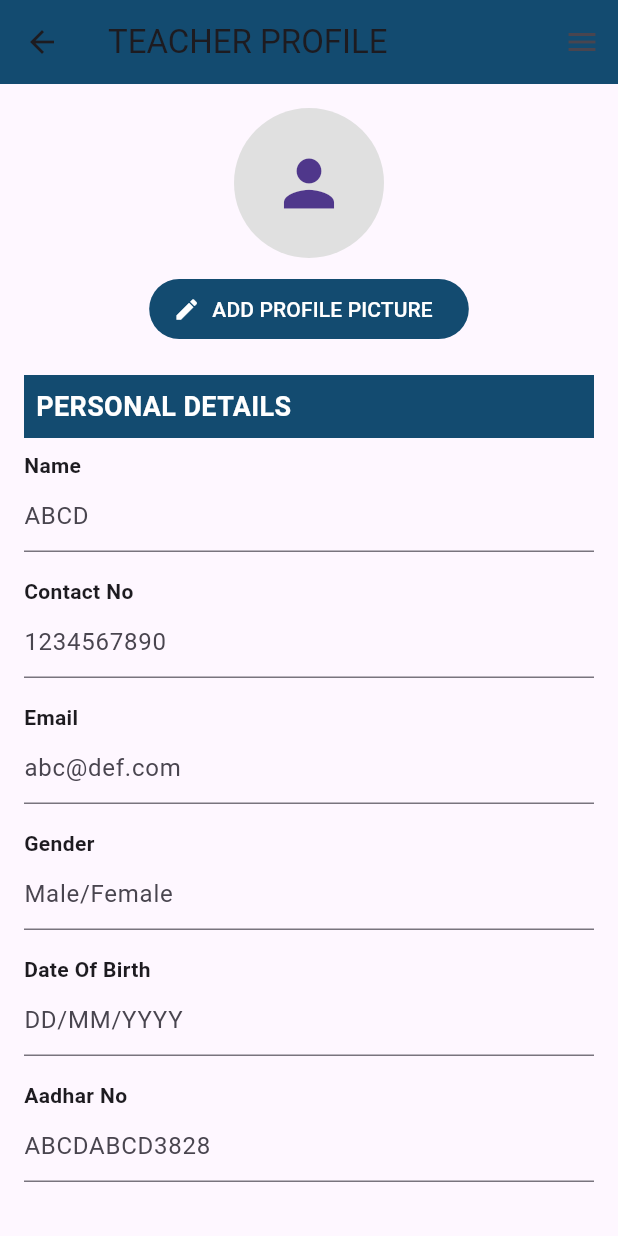
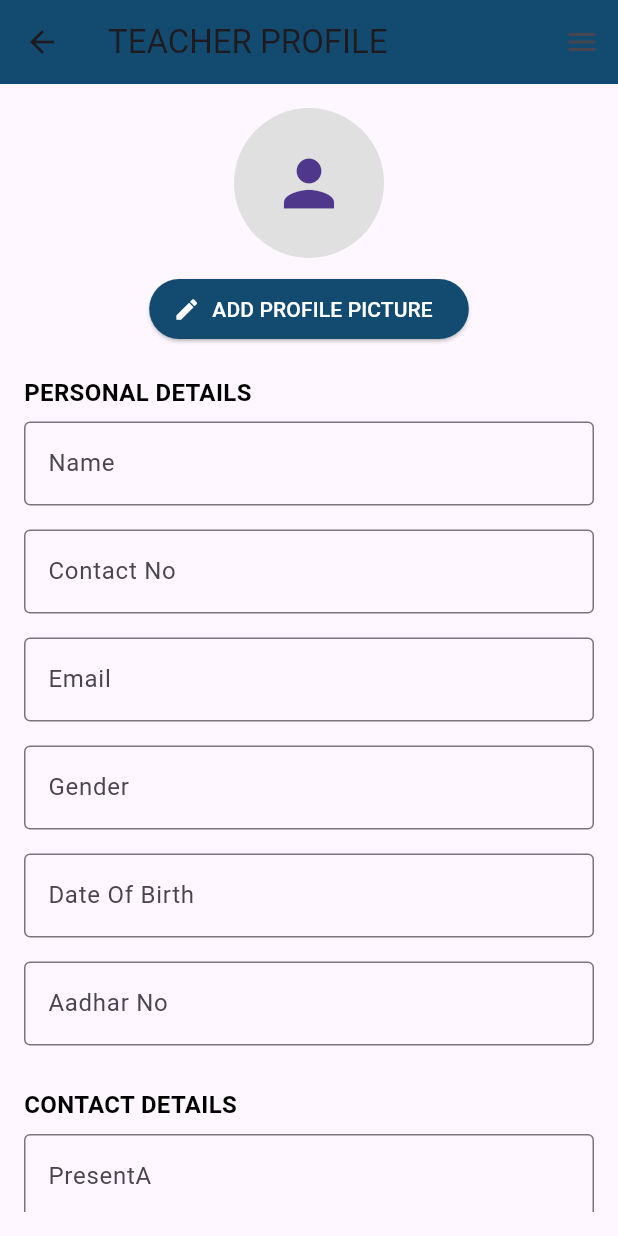
Before and after one commit to Miraliba11Jadeja/FLUTTER-APPLICATION---SCHOOLBRIDGE, a Flutter app: the AddTeacher screen opened directly, on a phone screen of 412 x 824 dp. Run offline on Flutter 3.47's test engine with Material 3 defaults, Android fonts, the phone set to English and light mode, and no system bars; our stand-ins replace cloud_firestore, firebase_auth, firebase_core, firebase_storage, image_picker, multi_select_flutter; accounts and stored records are empty.

Commit message:
Teacher Adding Successfully completed with firebase

```diff
--- a/lib/screen/Admin/AddTeacher.dart
+++ b/lib/screen/Admin/AddTeacher.dart
@@ -1,6 +1,10 @@
 import 'package:flutter/material.dart';
+import 'package:firebase_auth/firebase_auth.dart';
+import 'package:cloud_firestore/cloud_firestore.dart';
+import 'package:firebase_storage/firebase_storage.dart'; // Import Firebase Storage
 import 'package:image_picker/image_picker.dart';
-import 'dart:io'; // For handling file operations
+import 'dart:io';
+import 'package:multi_select_flutter/multi_select_flutter.dart'; // Import multi-select package
 
 class AddTeacher extends StatefulWidget {
   @override
@@ -8,17 +12,129 @@ class AddTeacher extends StatefulWidget {
 }
 
 class _AddTeacherState extends State<AddTeacher> {
-  File? _profileImage; // To store the selected image
+  // Text controllers for form inputs
+  TextEditingController nameController = TextEditingController();
+  TextEditingController contactController = TextEditingController();
+  TextEditingController emailController = TextEditingController();
+  TextEditingController genderController = TextEditingController();
+  TextEditingController dobController = TextEditingController();
+  TextEditingController aadharController = TextEditingController();
+  TextEditingController permanentAController = TextEditingController();
+  TextEditingController presentAController = TextEditingController();
+  TextEditingController cityController = TextEditingController();
+  TextEditingController stateController = TextEditingController();
+  TextEditingController pinCodeController = TextEditingController();
+  TextEditingController countryController = TextEditingController();
+  TextEditingController usernameController = TextEditingController();
+  TextEditingController passwordController = TextEditingController();
 
-  // Function to pick an image
+  // Image selection
+  File? _image;
+  final ImagePicker _picker = ImagePicker();
+
+  // Firebase instances
+  final FirebaseAuth _auth = FirebaseAuth.instance;
+  final FirebaseFirestore _firestore = FirebaseFirestore.instance;
+  final FirebaseStorage _storage = FirebaseStorage.instance; // Firebase Storage instance
+
+  // Variables to hold fetched class and subject data
+  List<String> classes = [];
+  List<String> subjects = [];
+  String? selectedClass;
+  List<String> selectedSubjects = [];
+
+  // Fetch classes and subjects from Firestore
+  @override
+  void initState() {
+    super.initState();
+    fetchClasses();
+    fetchSubjects();
+  }
+
+  Future<void> fetchClasses() async {
+    QuerySnapshot snapshot = await _firestore.collection('Class').get();
+    setState(() {
+      classes = snapshot.docs.map((doc) => doc['Class'] as String).toList();
+    });
+  }
+
+  Future<void> fetchSubjects() async {
+    QuerySnapshot snapshot = await _firestore.collection('Subject').get();
+    setState(() {
+      subjects = snapshot.docs.map((doc) => doc['Name'] as String).toList();
+    });
+  }
+
+  // Function to pick image from gallery
   Future<void> _pickImage() async {
-    final picker = ImagePicker();
-    final pickedFile = await picker.pickImage(source: ImageSource.gallery);
+    final pickedFile = await _picker.pickImage(source: ImageSource.gallery);
+    setState(() {
+      if (pickedFile != null) {
+        _image = File(pickedFile.path);
+      }
+    });
+  }
 
-    if (pickedFile != null) {
-      setState(() {
-        _profileImage = File(pickedFile.path);
+  // Function to handle form submission and Firebase authentication
+  Future<void> _submitForm() async {
+    try {
+      // Step 1: Create the user in Firebase Authentication
+      UserCredential userCredential = await _auth.createUserWithEmailAndPassword(
+        email: emailController.text.trim(),
+        password: passwordController.text.trim(),
+      );
+
+      User? user = userCredential.user;
+      if (user == null) {
+        throw Exception('User creation failed. User is null.');
+      }
+
+      // Step 2: Upload the image if it is selected
+      String? imageUrl;
+      if (_image != null) {
+        imageUrl = await _uploadImage();
+      }
+
+      // Step 3: Store teacher details in Firestore
+      await _firestore.collection('Teacher').doc(user.uid).set({
+        'Name': nameController.text.trim(),
+        'Contact': contactController.text.trim(),
+        'Email': emailController.text.trim(),
+        'Gender': genderController.text.trim(),
+        'Dob': dobController.text.trim(),
+        'Aadhar': aadharController.text.trim(),
+        'PresentA': presentAController.text.trim(),
+        'PermanentA': permanentAController.text.trim(),
+        'City': cityController.text.trim(),
+        'State': stateController.text.trim(),
+        'PinCode': pinCodeController.text.trim(),
+        'Country': countryController.text.trim(),
+        'Class': selectedClass,
+        'Subjects': selectedSubjects,
+        'Username': usernameController.text.trim(),
+        'ProfilePicture': imageUrl,
       });
+
+      ScaffoldMessenger.of(context).showSnackBar(SnackBar(
+        content: Text('Teacher added successfully!'),
+      ));
+    } catch (e) {
+      ScaffoldMessenger.of(context).showSnackBar(SnackBar(
+        content: Text('Error adding teacher: $e'),
+      ));
+    }
+  }
+
+  Future<String?> _uploadImage() async {
+    if (_image == null) return null;
+    try {
+      String fileName = 'profile_pictures/${DateTime.now().millisecondsSinceEpoch}.jpg';
+      UploadTask uploadTask = _storage.ref().child(fileName).putFile(_image!);
+      TaskSnapshot snapshot = await uploadTask;
+      return await snapshot.ref.getDownloadURL();
+    } catch (e) {
+      print('Error uploading image: $e');
+      return null;
     }
   }
 
@@ -29,123 +145,80 @@ class _AddTeacherState extends State<AddTeacher> {
         backgroundColor: Color(0xFF134B70),
         title: Text('TEACHER PROFILE'),
         leading: GestureDetector(
-          onTap: () {
-            Navigator.of(context).pop(); // Go back when back icon is pressed
-          },
+          onTap: () => Navigator.of(context).pop(),
           child: Icon(Icons.arrow_back),
         ),
         actions: [
-          Builder(
-            builder: (context) {
-              return IconButton(
+          IconButton(
             icon: Icon(Icons.menu),
-                onPressed: () {
-                  Scaffold.of(context).openEndDrawer(); // Open endDrawer on menu icon click
-                },
-              );
-            },
+            onPressed: () => Scaffold.of(context).openEndDrawer(),
           ),
         ],
       ),
-      endDrawer: Container(
-        width: MediaQuery.of(context).size.width * 0.6,
-        child: Drawer(
-          child: ListView(
-            padding: EdgeInsets.zero,
-            children: <Widget>[
-              Container(
-                height: 100,
-                child: DrawerHeader(
-                  decoration: BoxDecoration(
-                    color: Color(0xFF134B70),
-                  ),
-                  child: Center(
-                    child: Text(
-                      '',
-                      style: TextStyle(
-                        color: Colors.white,
-                        fontSize: 24,
-                      ),
-                    ),
-                  ),
-                ),
-              ),
-              buildDrawerItem(context, 'assets/teacher.png', 'Teachers'),
-              buildDrawerItem(context, 'assets/add.png', 'Subject'),
-              buildDrawerItem(context, 'assets/timetable.png', 'Schedule'),
-              buildDrawerItem(context, 'assets/chat.png', 'Feedback'),
-              buildDrawerItem(context, 'assets/calendar.png', 'Event'),
-              buildDrawerItem(context, 'assets/loudspeaker.png', 'Announcement'),
-              buildDrawerItem(context, 'assets/holidays.png', 'Holiday'),
-            ],
-          ),
-        ),
-      ),
+      endDrawer: buildDrawer(context),
       body: Padding(
         padding: EdgeInsets.all(16.0),
         child: SingleChildScrollView(
+          child: Column(
+            crossAxisAlignment: CrossAxisAlignment.start,
+            children: [
+              Center(
                 child: Column(
                   children: [
                     CircleAvatar(
                       radius: 50,
                       backgroundColor: Colors.grey[300],
-                backgroundImage: _profileImage != null ? FileImage(_profileImage!) : null,
-                child: _profileImage == null ? Icon(Icons.person, size: 50) : null,
+                      backgroundImage: _image != null ? FileImage(_image!) : null,
+                      child: _image == null ? Icon(Icons.person, size: 50) : null,
                     ),
                     SizedBox(height: 10),
                     ElevatedButton.icon(
-                onPressed: _pickImage, // Call the image picker function
+                      onPressed: _pickImage,
                       icon: Icon(Icons.edit, color: Colors.white),
-                label: Text(
-                  'ADD PROFILE PICTURE',
-                  style: TextStyle(color: Colors.white),
+                      label: Text('ADD PROFILE PICTURE', style: TextStyle(color: Colors.white)),
+                      style: ElevatedButton.styleFrom(backgroundColor: Color(0xFF134B70)),
                     ),
-                style: ElevatedButton.styleFrom(
-                  primary: Color(0xFF134B70),
-                  elevation: 0,
+                  ],
                 ),
               ),
               SizedBox(height: 20),
               buildSectionTitle('PERSONAL DETAILS'),
-              buildDetailRow('Name', 'ABCD'),
-              buildDetailRow('Contact No', '1234567890'),
-              buildDetailRow('Email', 'abc@def.com'),
-              buildDetailRow('Gender', 'Male/Female'),
-              buildDetailRow('Date Of Birth', 'DD/MM/YYYY'),
-              buildDetailRow('Aadhar No', 'ABCDABCD3828'),
+              buildDetailRow('Name', nameController),
+              buildDetailRow('Contact No', contactController),
+              buildDetailRow('Email', emailController),
+              buildDetailRow('Gender', genderController),
+              buildDetailRow('Date Of Birth', dobController),
+              buildDetailRow('Aadhar No', aadharController),
               SizedBox(height: 20),
               buildSectionTitle('CONTACT DETAILS'),
-              buildDetailRow('Permanent Address', 'ABCD, House Name, Landmark'),
-              buildDetailRow('Present Address', 'ABCD, House Name, Landmark'),
-              buildDetailRow('City', 'Rajkot'),
-              buildDetailRow('PinCode', '360020'),
-              buildDetailRow('State', 'Gujarat'),
-              buildDetailRow('Country', 'India'),
+              buildDetailRow('PresentA', presentAController),
+              buildDetailRow('PermanentA', permanentAController),
+              buildDetailRow('City', cityController),
+              buildDetailRow('State', stateController),
+              buildDetailRow('PinCode', pinCodeController),
+              buildDetailRow('Country', countryController),
               SizedBox(height: 20),
               buildSectionTitle('ACADEMIC DETAILS'),
-              buildDetailRow('Class', '2, 3, 4'),
-              buildDetailRow('Subject', 'Hindi'),
-              buildDetailRow('Education', 'BTech'),
-              buildDetailRow('Specification', 'Hindi'),
+              buildDropdownRow('Class', classes, selectedClass, (value) {
+                setState(() {
+                  selectedClass = value as String?;
+                });
+              }),
+              buildMultiSelectRow('Subjects', subjects, selectedSubjects),
               SizedBox(height: 20),
               buildSectionTitle('ACCOUNT DETAILS'),
-              buildDetailRow('Username', 'abc11'),
-              buildDetailRow('Password', 'abc@1234'),
+              buildDetailRow('Username', usernameController),
+              buildDetailRow('Password', passwordController),
               SizedBox(height: 20),
-              ElevatedButton(
-                onPressed: () {
-                  ScaffoldMessenger.of(context).showSnackBar(
-                    SnackBar(
-                      content: Text('Saved successfully!'),
-                      duration: Duration(seconds: 2),
-                    ),
-                  );
-                },
+              Center(
+                child: ElevatedButton(
+                  onPressed: _submitForm,
                   child: Text('SUBMIT'),
                   style: ElevatedButton.styleFrom(
                     primary: Color(0xFF134B70),
                     padding: EdgeInsets.symmetric(horizontal: 50, vertical: 15),
                     textStyle: TextStyle(fontSize: 18, fontWeight: FontWeight.bold),
+                  ),
                 ),
               ),
             ],
@@ -155,49 +228,118 @@ class _AddTeacherState extends State<AddTeacher> {
     );
   }
 
-  ListTile buildDrawerItem(BuildContext context, String asset, String title) {
-    return ListTile(
-      leading: Image.asset(asset, width: 30, height: 30),
-      title: Text(title, style: TextStyle(fontWeight: FontWeight.bold)),
-      onTap: () {
-        Navigator.of(context).pop();
-      },
+  Widget buildDrawer(BuildContext context) {
+    return Drawer(
+      child: ListView(
+        children: [
+          buildDrawerHeader(),
+          buildDrawerItem(context, 'assets/teacher.png', 'Teachers', onTap: () {}),
+          buildDrawerItem(context, 'assets/add.png', 'Subject', onTap: () {}),
+          buildDrawerItem(context, 'assets/timetable.png', 'Schedule', onTap: () {}),
+          buildDrawerItem(context, 'assets/chat.png', 'Feedback', onTap: () {}),
+          buildDrawerItem(context, 'assets/report.png', 'Student Report', onTap: () {}),
+          buildDrawerItem(context, 'assets/logout.png', 'Log out', onTap: () {}),
+        ],
+      ),
     );
   }
 
-  Widget buildSectionTitle(String title) {
+  Widget buildDrawerHeader() {
     return Container(
-      width: double.infinity,
-      padding: EdgeInsets.all(8.0),
-      color: Color(0xFF134B70),
-      child: Text(
-        title,
-        style: TextStyle(
-          color: Colors.white,
-          fontWeight: FontWeight.bold,
-          fontSize: 18,
+      height: 200,
+      child: DrawerHeader(
+        decoration: BoxDecoration(color: Color(0xFF134B70)),
+        child: Center(
+          child: Column(
+            mainAxisAlignment: MainAxisAlignment.center,
+            children: [
+              CircleAvatar(
+                radius: 50,
+                backgroundColor: Colors.grey[300],
+                child: Icon(Icons.person, size: 50, color: Colors.white),
+              ),
+              SizedBox(height: 10),
+              Text('TEACHER PANEL', style: TextStyle(color: Colors.white)),
+            ],
+          ),
         ),
       ),
     );
   }
 
-  Widget buildDetailRow(String label, String hintText) {
+  Widget buildDrawerItem(BuildContext context, String assetPath, String title, {VoidCallback? onTap}) {
+    return ListTile(
+      leading: Image.asset(assetPath, width: 24, height: 24),
+      title: Text(title),
+      onTap: onTap,
+    );
+  }
+
+  Widget buildSectionTitle(String title) {
+    return Text(
+      title,
+      style: TextStyle(fontSize: 16, fontWeight: FontWeight.bold, color: Colors.black),
+    );
+  }
+
+  Widget buildDetailRow(String label, TextEditingController controller) {
     return Padding(
       padding: const EdgeInsets.symmetric(vertical: 8.0),
-    child: Column(
-      crossAxisAlignment: CrossAxisAlignment.start,
-      children: [
-        Text(label, style: TextStyle(fontWeight: FontWeight.bold)),
-        TextField(
+      child: TextFormField(
+        controller: controller,
         decoration: InputDecoration(
-            hintText: hintText,
-            contentPadding: EdgeInsets.symmetric(vertical: 10.0),
-            border: UnderlineInputBorder(),
+          labelText: label,
+          border: OutlineInputBorder(),
         ),
-        ),
-      ],
       ),
     );
   }
 
+  Widget buildDropdownRow(String label, List<String> options, String? selectedValue, ValueChanged<dynamic> onChanged) {
+    return Padding(
+      padding: const EdgeInsets.symmetric(vertical: 8.0),
+      child: DropdownButtonFormField(
+        decoration: InputDecoration(
+          labelText: label,
+          border: OutlineInputBorder(),
+        ),
+        value: selectedValue,
+        items: options.map((option) {
+          return DropdownMenuItem(
+            value: option,
+            child: Text(option),
+          );
+        }).toList(),
+        onChanged: onChanged,
+      ),
+    );
   }
+
+  Widget buildMultiSelectRow(String label, List<String> options, List<String> selectedOptions) {
+    return Padding(
+      padding: const EdgeInsets.symmetric(vertical: 8.0),
+      child: MultiSelectDialogField(
+        items: options.map((option) => MultiSelectItem(option, option)).toList(),
+        title: Text(label),
+        selectedColor: Colors.blue,
+        decoration: BoxDecoration(
+          border: Border.all(color: Colors.grey),
+          borderRadius: BorderRadius.circular(5),
+        ),
+        onConfirm: (values) {
+          setState(() {
+            selectedOptions.clear();
+            selectedOptions.addAll(values.cast<String>());
+          });
+        },
+        chipDisplay: MultiSelectChipDisplay(
+          onTap: (value) {
+            setState(() {
+              selectedOptions.remove(value);
+            });
+          },
+        ),
+      ),
+    );
+  }
+}
--- a/lib/screen/Admin/ClassListScreen.dart
+++ b/lib/screen/Admin/ClassListScreen.dart
@@ -59,7 +59,7 @@ class _ClassListScreenState extends State<ClassListScreen> {
         ),
       ),
       body: StreamBuilder<QuerySnapshot>(
-        stream: FirebaseFirestore.instance.collection('class').snapshots(),
+        stream: FirebaseFirestore.instance.collection('Class').snapshots(),
         builder: (context, snapshot) {
           if (snapshot.hasError) {
             return Center(child: Text('Error: ${snapshot.error}'));
--- a/lib/screen/Admin/EditTeacher.dart
+++ b/lib/screen/Admin/EditTeacher.dart
@@ -1,6 +1,6 @@
 import 'package:flutter/material.dart';
 import 'package:image_picker/image_picker.dart';
-import 'dart:io'; // For handling file operations
+import 'dart:io';
 
 class EditTeacher extends StatefulWidget {
   @override
--- a/pubspec.yaml
+++ b/pubspec.yaml
@@ -32,7 +32,7 @@ dependencies:
     sdk: flutter
   intl: ^0.17.0
   image_picker: ^0.8.7+3
-
+  multi_select_flutter: ^4.0.0
 
   # The following adds the Cupertino Icons font to your application.
   # Use with the CupertinoIcons class for iOS style icons.
```
Also changed, not shown: pubspec.lock. Lines whose indentation alone changed are shown as unchanged.
